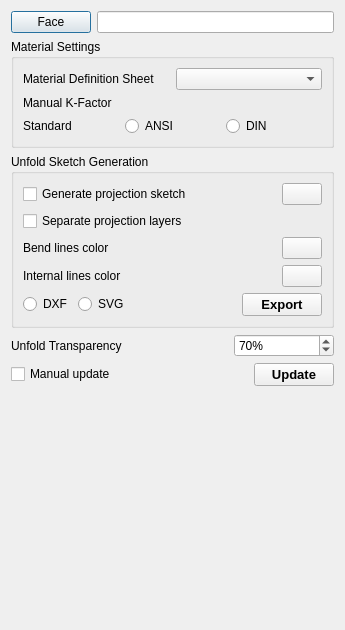
shaise/FreeCAD_SheetMetal, file Resources/panels/UnfoldOptions.ui: the form before one commit.
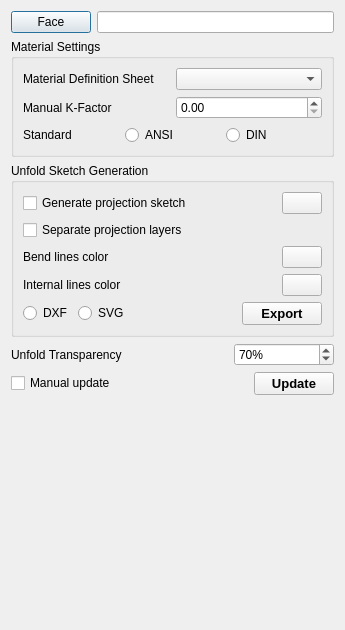
The form after the commit. Icons and pictures are not drawn. Custom widgets are drawn as their Qt base class.

Commit message: fix custom class base of Gui::QuantitySpinBox to QDoubleSpinBox to show better under designer.

The edit to the form file:
```diff
--- a/Resources/panels/UnfoldOptions.ui
+++ b/Resources/panels/UnfoldOptions.ui
@@ -425,7 +425,7 @@
  <customwidgets>
   <customwidget>
    <class>Gui::DoubleSpinBox</class>
-   <extends>QWidget</extends>
+   <extends>QDoubleSpinBox</extends>
    <header>gui::doublespinbox.h</header>
   </customwidget>
   <customwidget>
```
The commit also changes 13 other files.
